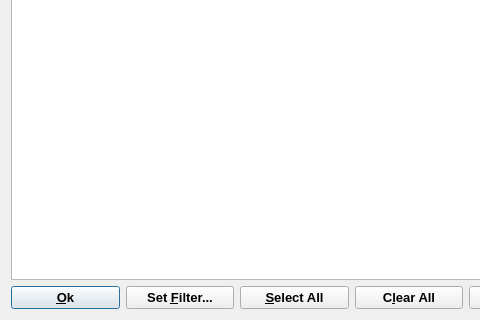
Above: gems3/vizor4/dlg4/KeyDialog4.ui from gemshub/GEMSGUI before the change; both pictures show x 0 to 480 and y 155 to 475 of the 703 by 475 pixel window. Below: the same form after it.
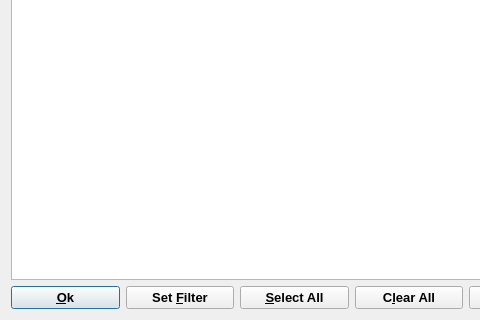
That is the form after the change.

```diff
--- a/gems3/vizor4/dlg4/KeyDialog4.ui
+++ b/gems3/vizor4/dlg4/KeyDialog4.ui
@@ -171,7 +171,7 @@
       <string>Here you can specify a template to filter a large list of record keys</string>
      </property>
      <property name="text">
-      <string>Set &amp;Filter...</string>
+      <string>Set &amp;Filter</string>
      </property>
     </widget>
    </item>
```
